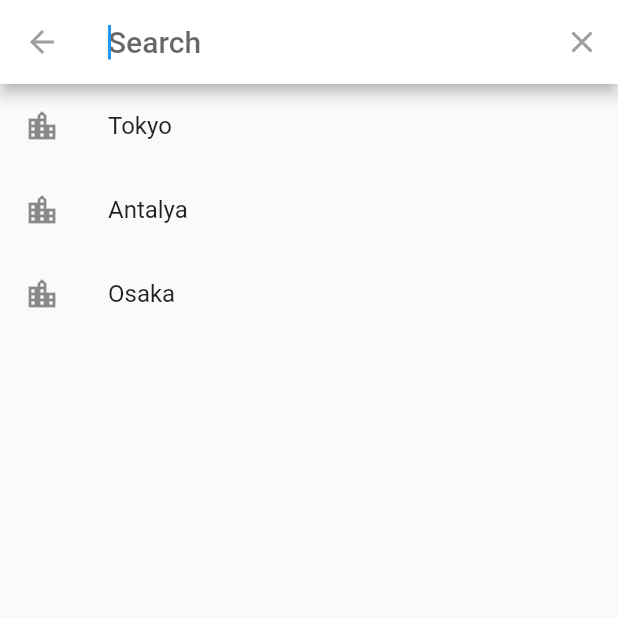
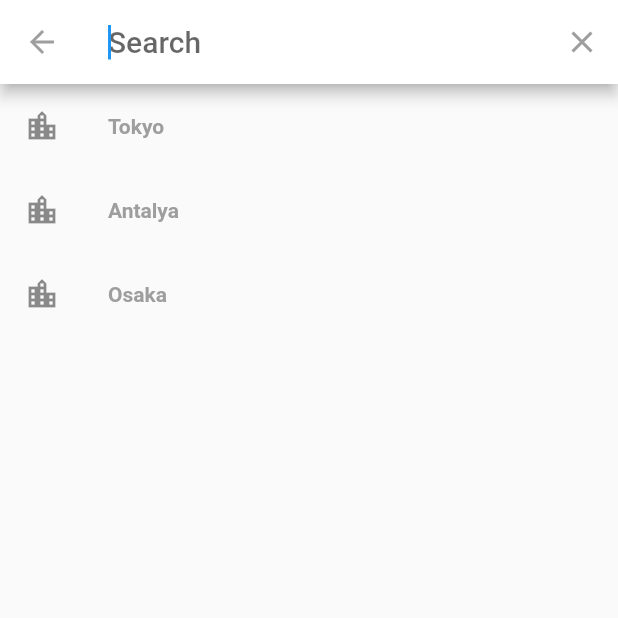
Before and after one commit to sofiabukovskaya/search_bar_app, a Flutter app: the screen it shows after launch, after a tap on the "search" icon, on a phone screen of 412 x 824 dp, the top half of it. Run offline on Flutter 3.47's test engine with Material 2 defaults, Android fonts, the phone set to English and light mode, and no system bars.

Commit message:
Final commit, implemented all methods from SearchDelegate class

```diff
--- a/lib/home_page.dart
+++ b/lib/home_page.dart
@@ -1,3 +1,6 @@
+
+import 'dart:ui';
+
 import 'package:flutter/cupertino.dart';
 import 'package:flutter/material.dart';
 
@@ -13,9 +16,13 @@ class _HomePageState extends State<HomePage> {
       appBar: AppBar(
         centerTitle: true,
         title: Text('Search'),
-        actions: [IconButton(icon: Icon(Icons.search), onPressed: () {
-          showSearch(context: context, delegate: DataSearch());
-        })],
+        actions: [
+          IconButton(
+              icon: Icon(Icons.search),
+              onPressed: () {
+                showSearch(context: context, delegate: DataSearch());
+              })
+        ],
       ),
       drawer: Drawer(),
     );
@@ -48,9 +55,13 @@ class DataSearch extends SearchDelegate<String> {
 
   @override
   List<Widget> buildActions(BuildContext context) {
-    return [IconButton(icon: Icon(Icons.clear), onPressed: () {
-      query = "";
-    })];
+    return [
+      IconButton(
+          icon: Icon(Icons.clear),
+          onPressed: () {
+            query = "";
+          })
+    ];
   }
 
   @override
@@ -65,18 +76,43 @@ class DataSearch extends SearchDelegate<String> {
 
   @override
   Widget buildResults(BuildContext context) {
-    // TODO: implement buildResults
-    throw UnimplementedError();
+    return Center(
+      child: Container(
+        height: 100,
+        width: 100,
+        child: Card(
+          color: Colors.greenAccent,
+          child: Text(query),
+        ),
+      ),
+    );
   }
 
   @override
   Widget buildSuggestions(BuildContext context) {
-    final suggestionList = query.isEmpty ? recentCities : cities.where((word) => word.toLowerCase().startsWith(query)).toList();
+    final suggestionList = query.isEmpty
+        ? recentCities
+        : cities.where((word) => word.toLowerCase().startsWith(query)).toList();
     return ListView.builder(
-        itemBuilder: (context, index) => ListTile(
-              leading: Icon(Icons.location_city),
-              title: Text(suggestionList[index]),
-            ),
-    itemCount: suggestionList.length,);
+      itemBuilder: (context, index) => ListTile(
+        onTap: () {
+          showResults(context);
+        },
+        leading: Icon(Icons.location_city),
+        title: RichText(
+            text: TextSpan(
+                text: suggestionList[index].substring(0, query.length),
+                style: TextStyle(
+                  color: Colors.black87,
+                  fontWeight: FontWeight.bold,
+                ),
+                children: [
+              TextSpan(
+                  text: suggestionList[index].substring(query.length),
+                  style: TextStyle(color: Colors.grey))
+            ])),
+      ),
+      itemCount: suggestionList.length,
+    );
   }
 }
```
